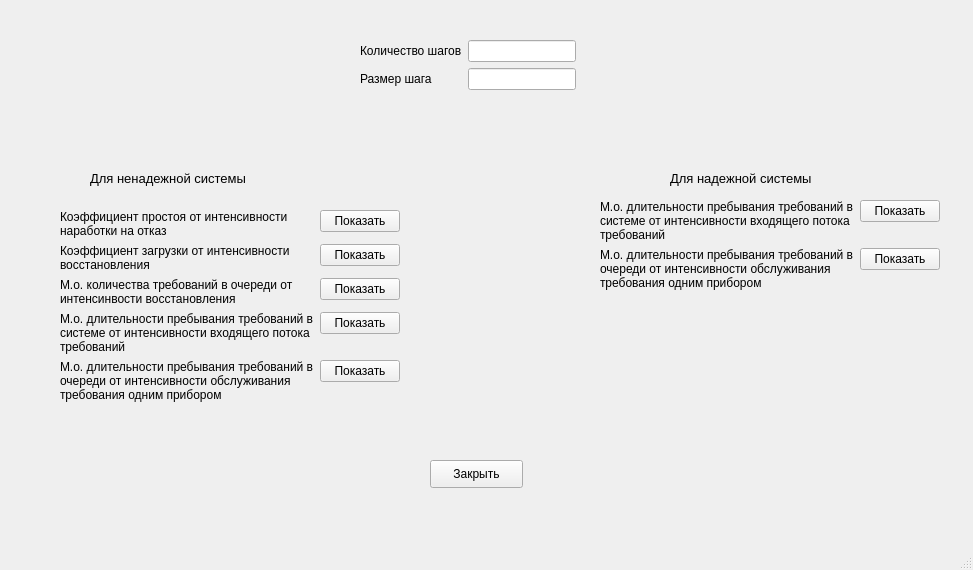
First picture: the form in graphUI.ui, repository hokage-mlg/diplomaProgram, before the edit.
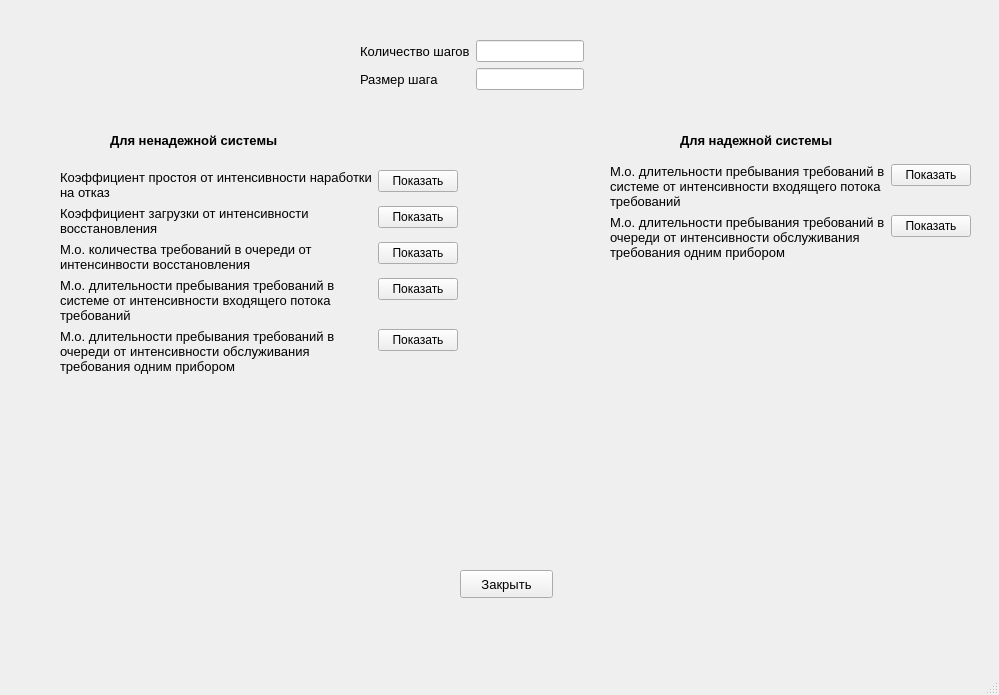
Second picture: the form after the edit.

What changed in the file:
```diff
--- a/graphUI.ui
+++ b/graphUI.ui
@@ -6,8 +6,8 @@
    <rect>
     <x>0</x>
     <y>0</y>
-    <width>973</width>
-    <height>570</height>
+    <width>999</width>
+    <height>695</height>
    </rect>
   </property>
   <property name="windowTitle">
@@ -17,15 +17,17 @@
    <widget class="QLabel" name="label">
     <property name="geometry">
      <rect>
-      <x>90</x>
-      <y>170</y>
-      <width>221</width>
-      <height>16</height>
+      <x>110</x>
+      <y>130</y>
+      <width>231</width>
+      <height>21</height>
      </rect>
     </property>
     <property name="font">
      <font>
       <pointsize>10</pointsize>
+      <weight>75</weight>
+      <bold>true</bold>
      </font>
     </property>
     <property name="text">
@@ -35,15 +37,17 @@
    <widget class="QLabel" name="label_3">
     <property name="geometry">
      <rect>
-      <x>670</x>
-      <y>170</y>
+      <x>680</x>
+      <y>130</y>
       <width>221</width>
-      <height>16</height>
+      <height>20</height>
      </rect>
     </property>
     <property name="font">
      <font>
       <pointsize>10</pointsize>
+      <weight>75</weight>
+      <bold>true</bold>
      </font>
     </property>
     <property name="text">
@@ -54,9 +58,9 @@
     <property name="geometry">
      <rect>
       <x>60</x>
-      <y>210</y>
+      <y>170</y>
       <width>351</width>
-      <height>271</height>
+      <height>401</height>
      </rect>
     </property>
     <layout class="QFormLayout" name="formLayout_2">
@@ -77,6 +81,11 @@
          <verstretch>0</verstretch>
         </sizepolicy>
        </property>
+       <property name="font">
+        <font>
+         <pointsize>10</pointsize>
+        </font>
+       </property>
        <property name="text">
         <string>Коэффициент простоя от интенсивности наработки на отказ</string>
        </property>
@@ -119,6 +128,11 @@
          <verstretch>0</verstretch>
         </sizepolicy>
        </property>
+       <property name="font">
+        <font>
+         <pointsize>10</pointsize>
+        </font>
+       </property>
        <property name="mouseTracking">
         <bool>true</bool>
        </property>
@@ -153,6 +167,7 @@
        </property>
        <property name="font">
         <font>
+         <pointsize>10</pointsize>
          <stylestrategy>PreferDefault</stylestrategy>
         </font>
        </property>
@@ -175,6 +190,11 @@
      </item>
      <item row="3" column="0">
       <widget class="QLabel" name="label_unr_beta_b">
+       <property name="font">
+        <font>
+         <pointsize>10</pointsize>
+        </font>
+       </property>
        <property name="text">
         <string>М.о. количества требований в очереди от интенсинвости восстановления</string>
        </property>
@@ -198,6 +218,11 @@
          <verstretch>0</verstretch>
         </sizepolicy>
        </property>
+       <property name="font">
+        <font>
+         <pointsize>10</pointsize>
+        </font>
+       </property>
        <property name="text">
         <string>Коэффициент загрузки от интенсивности восстановления</string>
        </property>
@@ -227,15 +252,20 @@
    <widget class="QWidget" name="formLayoutWidget_2">
     <property name="geometry">
      <rect>
-      <x>600</x>
-      <y>200</y>
-      <width>341</width>
-      <height>171</height>
+      <x>610</x>
+      <y>164</y>
+      <width>361</width>
+      <height>211</height>
      </rect>
     </property>
     <layout class="QFormLayout" name="formLayout_3">
      <item row="2" column="0">
       <widget class="QLabel" name="label_r_mu_w">
+       <property name="font">
+        <font>
+         <pointsize>10</pointsize>
+        </font>
+       </property>
        <property name="text">
         <string>М.о. длительности пребывания требований в очереди от интенсивности обслуживания требования одним прибором</string>
        </property>
@@ -257,16 +287,6 @@
        </property>
       </widget>
      </item>
-     <item row="1" column="0">
-      <widget class="QLabel" name="label_r_la_u">
-       <property name="text">
-        <string>М.о. длительности пребывания требований в системе от интенсивности входящего потока требований</string>
-       </property>
-       <property name="wordWrap">
-        <bool>true</bool>
-       </property>
-      </widget>
-     </item>
      <item row="2" column="1">
       <widget class="QPushButton" name="pushButton_r_mu_w">
        <property name="sizePolicy">
@@ -280,6 +300,21 @@
        </property>
       </widget>
      </item>
+     <item row="1" column="0">
+      <widget class="QLabel" name="label_r_la_u">
+       <property name="font">
+        <font>
+         <pointsize>10</pointsize>
+        </font>
+       </property>
+       <property name="text">
+        <string>М.о. длительности пребывания требований в системе от интенсивности входящего потока требований</string>
+       </property>
+       <property name="wordWrap">
+        <bool>true</bool>
+       </property>
+      </widget>
+     </item>
     </layout>
    </widget>
    <widget class="QWidget" name="formLayoutWidget_3">
@@ -294,6 +329,11 @@
     <layout class="QFormLayout" name="formLayout_4">
      <item row="0" column="0">
       <widget class="QLabel" name="label_num_steps">
+       <property name="font">
+        <font>
+         <pointsize>10</pointsize>
+        </font>
+       </property>
        <property name="text">
         <string>Количество шагов</string>
        </property>
@@ -311,6 +351,11 @@
      </item>
      <item row="1" column="0">
       <widget class="QLabel" name="label_step_size">
+       <property name="font">
+        <font>
+         <pointsize>10</pointsize>
+        </font>
+       </property>
        <property name="text">
         <string>Размер шага</string>
        </property>
@@ -331,12 +376,17 @@
    <widget class="QPushButton" name="pushButton_close">
     <property name="geometry">
      <rect>
-      <x>430</x>
-      <y>460</y>
+      <x>460</x>
+      <y>570</y>
       <width>93</width>
       <height>28</height>
      </rect>
     </property>
+    <property name="font">
+     <font>
+      <pointsize>10</pointsize>
+     </font>
+    </property>
     <property name="text">
      <string>Закрыть</string>
     </property>
@@ -347,7 +397,7 @@
     <rect>
      <x>0</x>
      <y>0</y>
-     <width>973</width>
+     <width>999</width>
      <height>26</height>
     </rect>
    </property>
```
